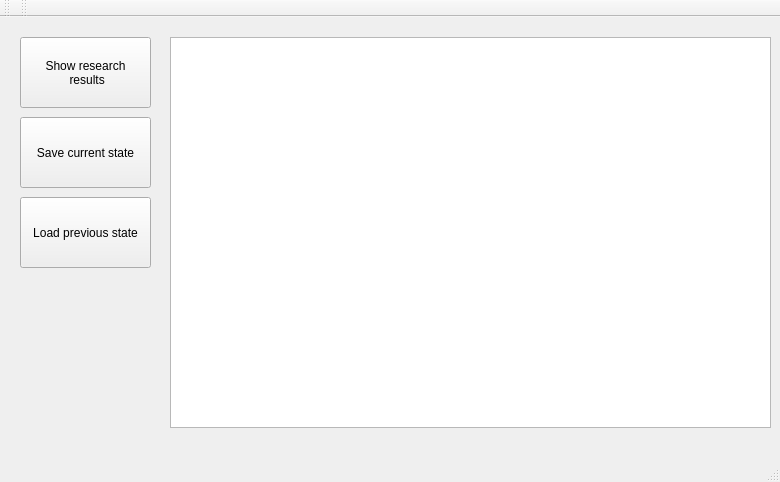
First picture: the form in mainwindow.ui, repository Zasimovich5382/ETU-OOT-Sociometry, before the edit.
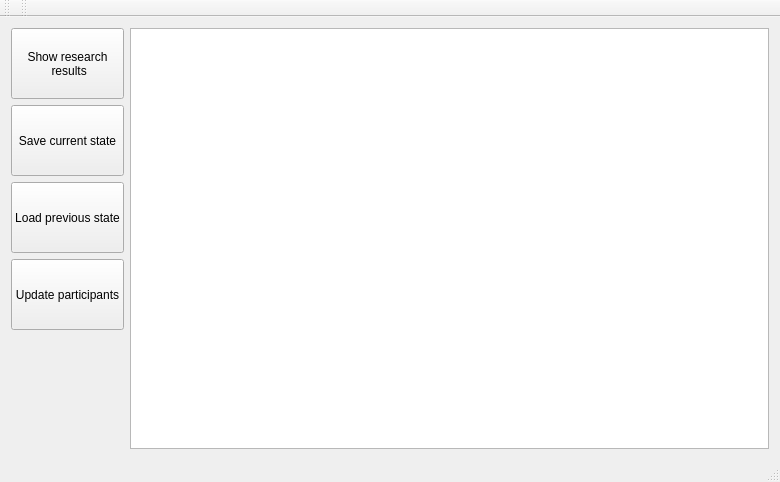
Second picture: the form after the edit.

What changed in the file:
```diff
--- a/mainwindow.ui
+++ b/mainwindow.ui
@@ -14,66 +14,87 @@
    <string>Friendly Team</string>
   </property>
   <widget class="QWidget" name="centralWidget">
-   <widget class="QGraphicsView" name="graphicsView">
-    <property name="geometry">
-     <rect>
-      <x>170</x>
-      <y>20</y>
-      <width>601</width>
-      <height>391</height>
-     </rect>
-    </property>
-   </widget>
+   <layout class="QHBoxLayout" name="horizontalLayout">
+    <item>
+     <layout class="QVBoxLayout" name="verticalLayout" stretch="3,3,3,3,5">
+      <item>
    <widget class="QPushButton" name="pushButton">
-    <property name="geometry">
-     <rect>
-      <x>20</x>
-      <y>20</y>
-      <width>131</width>
-      <height>71</height>
-     </rect>
+        <property name="sizePolicy">
+         <sizepolicy hsizetype="Minimum" vsizetype="Minimum">
+          <horstretch>0</horstretch>
+          <verstretch>0</verstretch>
+         </sizepolicy>
     </property>
     <property name="text">
      <string>Show research
  results</string>
     </property>
    </widget>
+      </item>
+      <item>
    <widget class="QPushButton" name="pushButton_2">
-    <property name="geometry">
-     <rect>
-      <x>20</x>
-      <y>100</y>
-      <width>131</width>
-      <height>71</height>
-     </rect>
+        <property name="sizePolicy">
+         <sizepolicy hsizetype="Minimum" vsizetype="Minimum">
+          <horstretch>0</horstretch>
+          <verstretch>0</verstretch>
+         </sizepolicy>
     </property>
     <property name="text">
      <string>Save current state</string>
     </property>
    </widget>
+      </item>
+      <item>
    <widget class="QPushButton" name="pushButton_3">
-    <property name="geometry">
-     <rect>
-      <x>20</x>
-      <y>180</y>
-      <width>131</width>
-      <height>71</height>
-     </rect>
+        <property name="sizePolicy">
+         <sizepolicy hsizetype="Minimum" vsizetype="Minimum">
+          <horstretch>0</horstretch>
+          <verstretch>0</verstretch>
+         </sizepolicy>
     </property>
     <property name="text">
      <string>Load previous state</string>
     </property>
    </widget>
-  </widget>
-  <widget class="QMenuBar" name="menuBar">
-   <property name="geometry">
-    <rect>
-     <x>0</x>
-     <y>0</y>
-     <width>780</width>
-     <height>22</height>
-    </rect>
-   </property>
+      </item>
+      <item>
+       <widget class="QPushButton" name="adminBtn">
+        <property name="enabled">
+         <bool>true</bool>
+        </property>
+        <property name="sizePolicy">
+         <sizepolicy hsizetype="Minimum" vsizetype="Minimum">
+          <horstretch>0</horstretch>
+          <verstretch>0</verstretch>
+         </sizepolicy>
+        </property>
+        <property name="text">
+         <string>Update participants</string>
+        </property>
+       </widget>
+      </item>
+      <item>
+       <spacer name="verticalSpacer">
+        <property name="orientation">
+         <enum>Qt::Vertical</enum>
+        </property>
+        <property name="sizeType">
+         <enum>QSizePolicy::Preferred</enum>
+        </property>
+        <property name="sizeHint" stdset="0">
+         <size>
+          <width>20</width>
+          <height>40</height>
+         </size>
+        </property>
+       </spacer>
+      </item>
+     </layout>
+    </item>
+    <item>
+     <widget class="QGraphicsView" name="graphicsView"/>
+    </item>
+   </layout>
   </widget>
   <widget class="QToolBar" name="mainToolBar">
    <attribute name="toolBarArea">
```
Left out of the diff: 15 changed lines with no effect on the pictures. Lines whose indentation alone changed are shown as unchanged.
